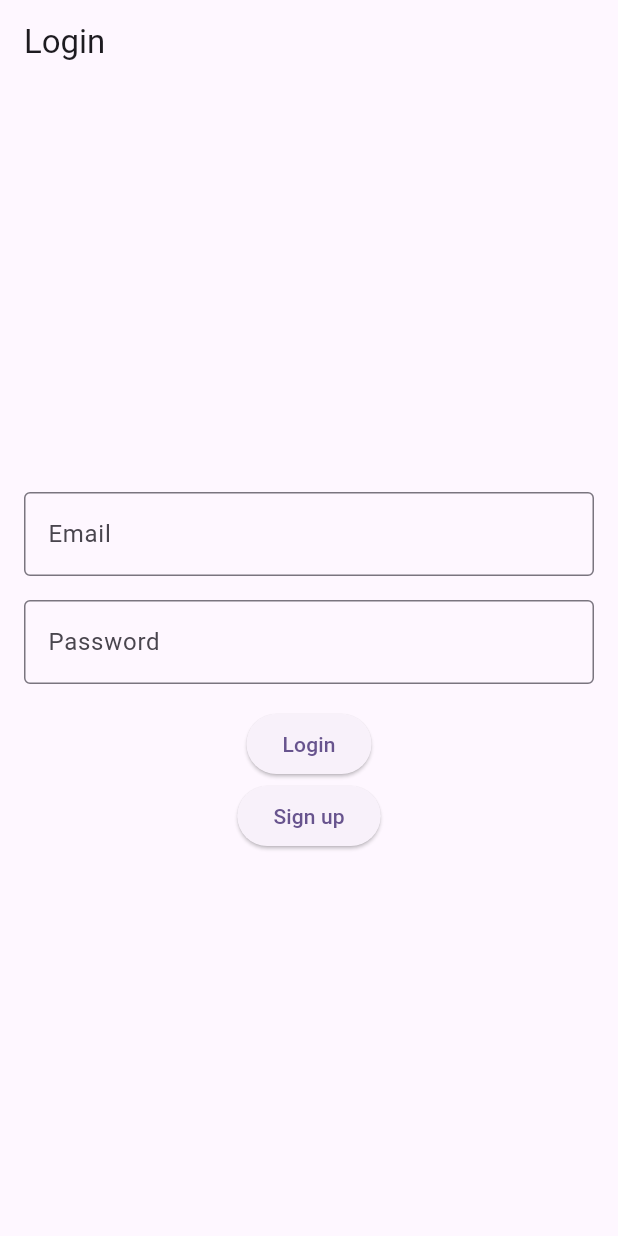
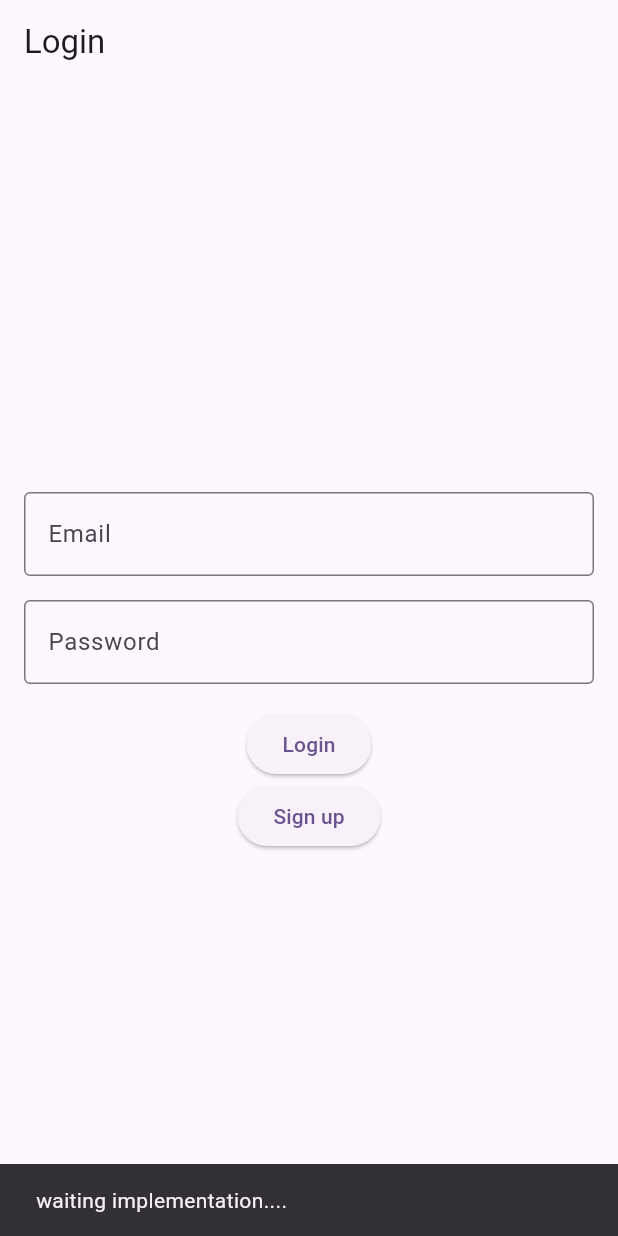
Before and after one commit to sujet1216/instagram_clone, a Flutter app: the screen it shows after launch, after a tap on "Login", on a phone screen of 412 x 824 dp. Run offline on Flutter 3.47's test engine with Material 3 defaults, Android fonts, the phone set to English and light mode, and no system bars; our stand-ins replace cloud_firestore, firebase_auth, firebase_core, firebase_storage, image_picker, logger; accounts and stored records are empty; network calls fail.

Commit message:
changes from pc

```diff
--- a/lib/screens/login_screen.dart
+++ b/lib/screens/login_screen.dart
@@ -18,8 +18,10 @@ class _LoginState extends State<Login> {
   final TextEditingController _passController = TextEditingController();
   final TextEditingController _bioController = TextEditingController();
   final TextEditingController _usernameController = TextEditingController();
+
   Uint8List? pickedImage;
 
+  bool isLoading = false;
   bool isLogin = true;
 
   void pickImage(ImageSource source) async {
@@ -31,6 +33,28 @@ class _LoginState extends State<Login> {
       setState(() {
         pickedImage = img;
       });
+    }
+  }
+
+  void authenticateUser() async {
+    if (!isLogin) {
+      setState(() => isLoading = true);
+      var res = await AuthMethods().signUpUser(
+        email: _emailController.text,
+        password: _passController.text,
+        bio: _bioController.text,
+        username: _usernameController.text,
+        file: pickedImage,
+      );
+      setState(() => isLoading = false);
+      if (mounted) ScaffoldMessenger.of(context).showSnackBar(SnackBar(content: Text(res)));
+    } else {
+      //! .signInUser()
+      if (mounted) {
+        ScaffoldMessenger.of(
+          context,
+        ).showSnackBar(SnackBar(content: Text('waiting implementation....')));
+      }
     }
   }
 
@@ -106,20 +130,7 @@ class _LoginState extends State<Login> {
                 ],
               ),
             SizedBox(height: 16),
-            ElevatedButton(
-              onPressed: () {
-                if (!isLogin) {
-                  AuthMethods().signUpUser(
-                    email: _emailController.text,
-                    password: _passController.text,
-                    bio: _bioController.text,
-                    username: _usernameController.text,
-                    file: pickedImage,
-                  );
-                }
-              },
-              child: Text('Login'),
-            ),
+            ElevatedButton(onPressed: isLoading ? null : authenticateUser, child: Text('Login')),
             ElevatedButton(
               onPressed: () {
                 setState(() {
```
